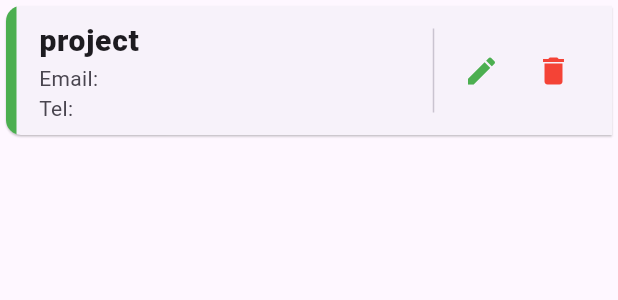
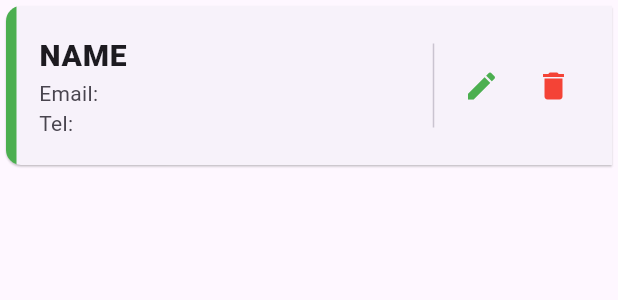
Before and after one commit to Kazan-2-magma/Admin_repo, a Flutter app: the CustomCard widget shown alone on an empty page, opened directly, on a phone screen of 412 x 824 dp. Shown: the top 300 px of the screen. Run offline on Flutter 3.47's test engine with Material 3 defaults, Android fonts, the phone set to English and light mode, and no system bars; our stand-ins replace cloud_firestore, firebase_auth, firebase_core, flutter_slider_drawer; missing offline and left inert: animation_search_bar; accounts and stored records are empty; network calls fail.

```diff
--- a/lib/screens/project_screen.dart
+++ b/lib/screens/project_screen.dart
@@ -43,7 +43,7 @@ class ProjectScreen extends StatelessWidget {
                       searchBarWidth: MediaQuery.of(context).size.width - 85,
                       isBackButtonVisible: false,
                       centerTitle: "List Des Projets : ",
-                      centerTitleStyle: TextStyle(fontWeight: FontWeight.bold,fontSize: 25),
+                      centerTitleStyle: const TextStyle(fontWeight: FontWeight.bold,fontSize: 25),
                       hintText: "Chercher Ici...",
                       onChanged: (String) {
                       },
--- a/lib/shared/Widgets/CustomWidgets.dart
+++ b/lib/shared/Widgets/CustomWidgets.dart
@@ -93,15 +93,21 @@ class CustomWidgets{
      icon: icon,
    );
  }
-/////////////////////////yassin 7ta t9ad dakchi nta3 data 3awed sorry ;3
+/////////////////////////Ahh ok, hanya waylii
  static Widget CustomCard(Map data) => Card(
-   shape: RoundedRectangleBorder(
-       borderRadius: BorderRadius.only(topLeft: Radius.circular(10),bottomLeft: Radius.circular(10))),
+   shape: const RoundedRectangleBorder(
+       borderRadius: BorderRadius.only(
+           topLeft: Radius.circular(10),
+           bottomLeft: Radius.circular(10)
+       )
+   ),
    elevation: 0.6,
    child: ClipPath(
      clipper: ShapeBorderClipper(
          shape: RoundedRectangleBorder(
-             borderRadius: BorderRadius.circular(10))),
+             borderRadius: BorderRadius.circular(10)
+         )
+     ),
      child: Container(
        decoration: BoxDecoration(
          border: Border(
@@ -109,15 +115,17 @@ class CustomWidgets{
          ),
        ),
        child: ListTile(
-
-           contentPadding: const EdgeInsets.symmetric(horizontal: 15.0),
-           title: Text("project",style: TextStyle(fontSize: 20,fontWeight: FontWeight.w900),),
+           contentPadding: const EdgeInsets.symmetric(horizontal: 15.0,vertical: 10.0),
+           title: Text(
+             "NAME",
+             style: TextStyle(fontSize: 20,fontWeight: FontWeight.w900),
+           ),
            subtitle:Text("Email: \nTel: "),
            trailing: Row(
              mainAxisSize: MainAxisSize.min,
              children:
              [
-               VerticalDivider(),
+               const VerticalDivider(),
                CustomWidgets.CustomIconButton(
                  func: (){
                    ///////////////////////////////////////
```
Also changed, not shown: lib/main.dart (+6 -3 lines), lib/screens/ClientScreen.dart (added, +103 -0 lines).
